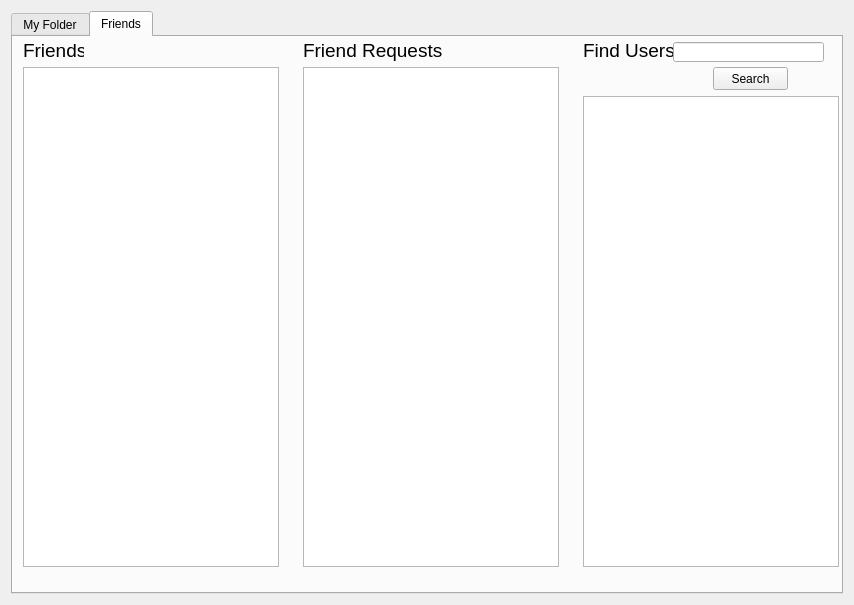
Old version of the form main.ui in the repository Orico83/FileSpace.
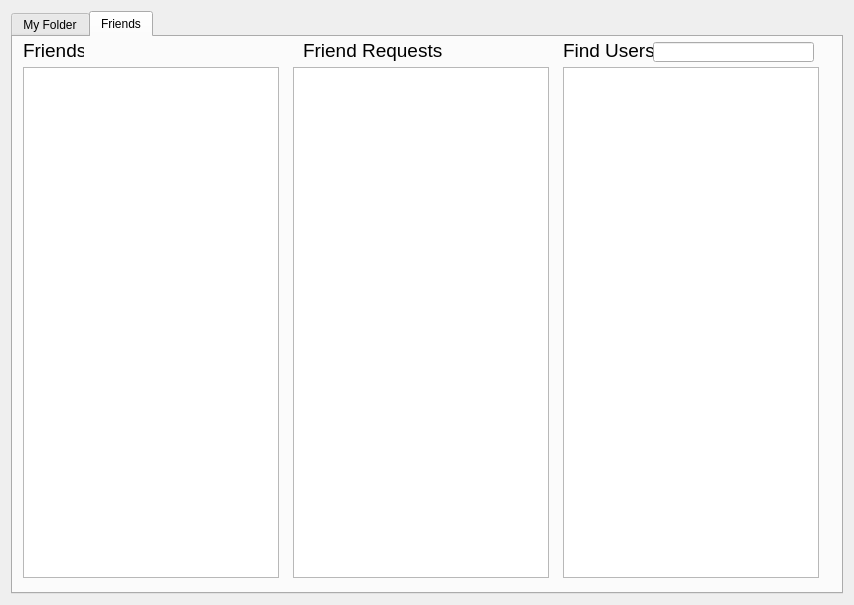
New version of the form.

What changed in the file:
```diff
--- a/main.ui
+++ b/main.ui
@@ -19,6 +19,15 @@
      <property name="enabled">
       <bool>true</bool>
      </property>
+     <property name="sizePolicy">
+      <sizepolicy hsizetype="MinimumExpanding" vsizetype="MinimumExpanding">
+       <horstretch>0</horstretch>
+       <verstretch>0</verstretch>
+      </sizepolicy>
+     </property>
+     <property name="contextMenuPolicy">
+      <enum>Qt::DefaultContextMenu</enum>
+     </property>
      <property name="currentIndex">
       <number>1</number>
      </property>
@@ -152,7 +161,7 @@
          <x>10</x>
          <y>30</y>
          <width>256</width>
-         <height>500</height>
+         <height>511</height>
         </rect>
        </property>
       </widget>
@@ -177,10 +186,10 @@
       <widget class="QListWidget" name="friend_requests_list_widget">
        <property name="geometry">
         <rect>
-         <x>290</x>
+         <x>280</x>
          <y>30</y>
          <width>256</width>
-         <height>500</height>
+         <height>511</height>
         </rect>
        </property>
       </widget>
@@ -205,17 +214,22 @@
       <widget class="QListWidget" name="search_results_list">
        <property name="geometry">
         <rect>
-         <x>570</x>
-         <y>59</y>
+         <x>550</x>
+         <y>30</y>
          <width>256</width>
-         <height>471</height>
+         <height>511</height>
         </rect>
        </property>
+       <property name="font">
+        <font>
+         <pointsize>14</pointsize>
+        </font>
+       </property>
       </widget>
       <widget class="QLabel" name="search_users_label">
        <property name="geometry">
         <rect>
-         <x>570</x>
+         <x>550</x>
          <y>3</y>
          <width>91</width>
          <height>21</height>
@@ -233,9 +247,9 @@
       <widget class="QLineEdit" name="search_bar">
        <property name="geometry">
         <rect>
-         <x>660</x>
+         <x>640</x>
          <y>5</y>
-         <width>151</width>
+         <width>161</width>
          <height>20</height>
         </rect>
        </property>
@@ -243,19 +257,6 @@
         <string/>
        </property>
       </widget>
-      <widget class="QPushButton" name="search_users_button">
-       <property name="geometry">
-        <rect>
-         <x>700</x>
-         <y>30</y>
-         <width>75</width>
-         <height>23</height>
-        </rect>
-       </property>
-       <property name="text">
-        <string>Search</string>
-       </property>
-      </widget>
      </widget>
     </widget>
    </item>
```
